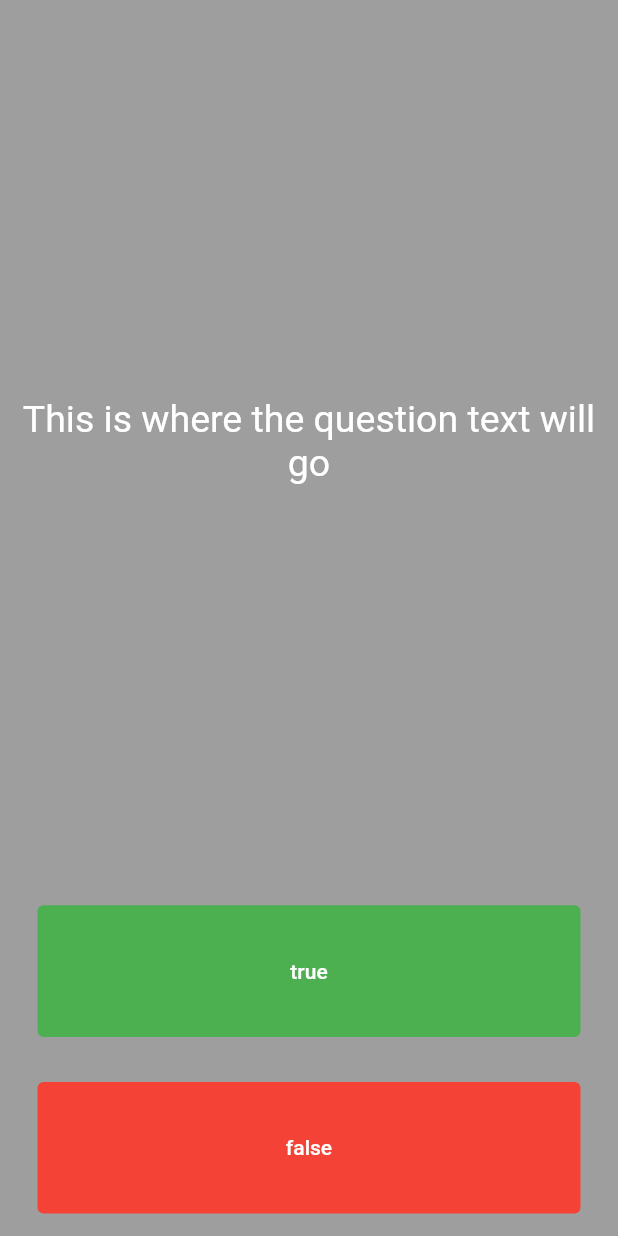
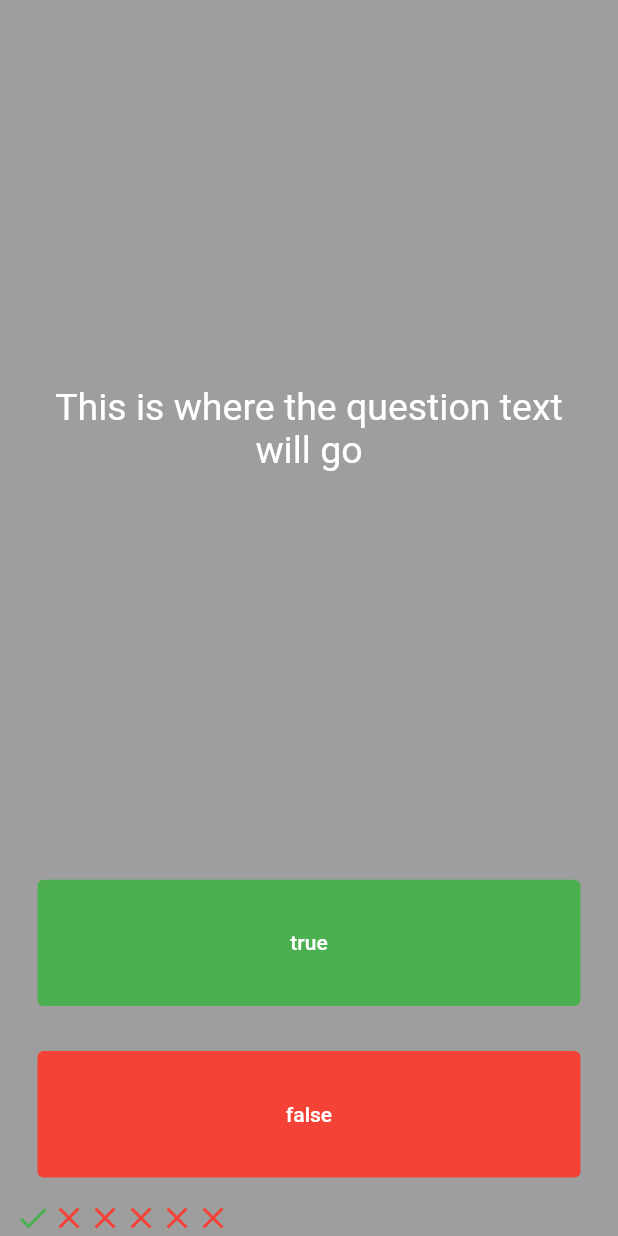
Before and after one commit to Mussa-Adolai/Quizzeler-Flutter, a Flutter app: the screen it shows after launch, on a phone screen of 412 x 824 dp. Run offline on Flutter 3.47's test engine with Material 2 defaults, Android fonts, the phone set to English and light mode, and no system bars.

Commit message:
prepare2 list

```diff
--- a/lib/main.dart
+++ b/lib/main.dart
@@ -3,9 +3,11 @@
 import 'package:flutter/material.dart';
 
 void main() {
-  runApp(MaterialApp(
+  runApp(
+    MaterialApp(
       home: Quizzler(),
-  ));
+    ),
+  );
 }
 
 class Quizzler extends StatelessWidget {
@@ -31,6 +33,32 @@ class QuizPage extends StatefulWidget {
 }
 
 class _QuizPageState extends State<QuizPage> {
+  List<Icon> scoreKeeper = [
+    Icon(
+      Icons.check,
+      color: Colors.green,
+    ),
+    Icon(
+      Icons.close,
+      color: Colors.red,
+    ),
+    Icon(
+      Icons.close,
+      color: Colors.red,
+    ),
+    Icon(
+      Icons.close,
+      color: Colors.red,
+    ),
+    Icon(
+      Icons.close,
+      color: Colors.red,
+    ),
+    Icon(
+      Icons.close,
+      color: Colors.red,
+    ),
+  ];
   @override
   Widget build(BuildContext context) {
     return Column(
@@ -40,12 +68,15 @@ class _QuizPageState extends State<QuizPage> {
         Expanded(
           flex: 5,
           child: Center(
+            child: Padding(
+              padding: EdgeInsets.symmetric(horizontal: 10.0),
               child: Text(
                 'This is where the question text will go ',
                 textAlign: TextAlign.center,
                 style: TextStyle(
                   fontSize: 25.0,
                   color: Colors.white,
+                ),
               ),
             ),
           ),
@@ -86,6 +117,9 @@ class _QuizPageState extends State<QuizPage> {
             ),
           ),
         ),
+        Row(
+          children: scoreKeeper,
+        ),
       ],
     );
   }
```
Lines whose indentation alone changed are shown as unchanged.
